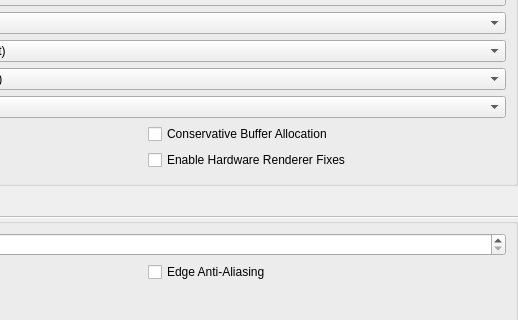
This is pcsx2-qt/Settings/GraphicsSettingsWidget.ui in PCSX2/pcsx2 as Qt 5 draws it before an edit; both pictures show x 229 to 747 and y 266 to 586 of the 747 by 890 pixel window. The edited form follows.
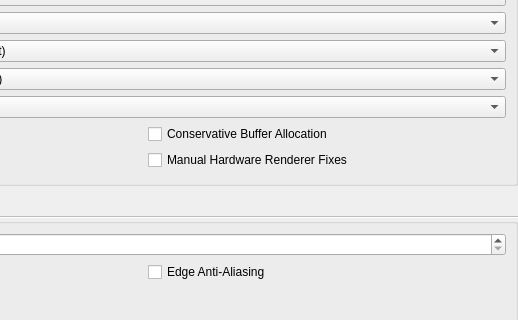
This is the edited form. The open tabs and pages were chosen to show the change.

Commit message: GameDatabase: Add ability to override GS fixes

Patch:
```diff
--- a/pcsx2-qt/Settings/GraphicsSettingsWidget.ui
+++ b/pcsx2-qt/Settings/GraphicsSettingsWidget.ui
@@ -586,7 +586,7 @@
          <item row="1" column="1">
           <widget class="QCheckBox" name="enableHWFixes">
            <property name="text">
-            <string>Enable Hardware Renderer Fixes</string>
+            <string>Manual Hardware Renderer Fixes</string>
            </property>
           </widget>
          </item>
```
Left out of the diff: 4 changed lines with no effect on the pictures. The commit also changes 10 other files.
